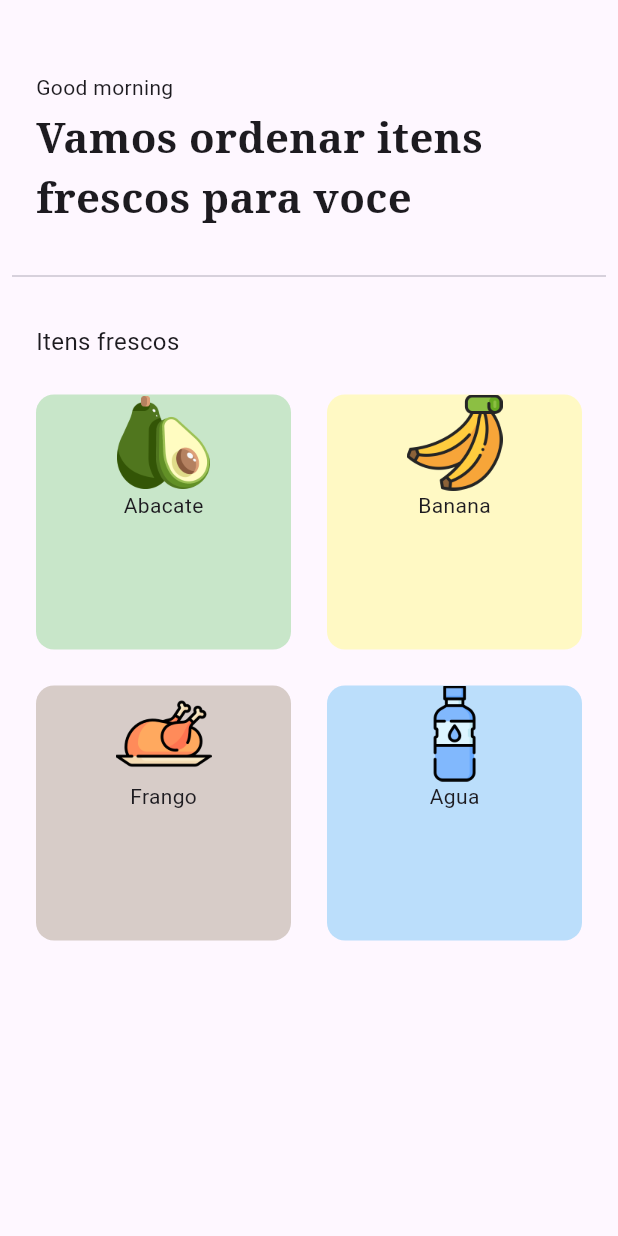
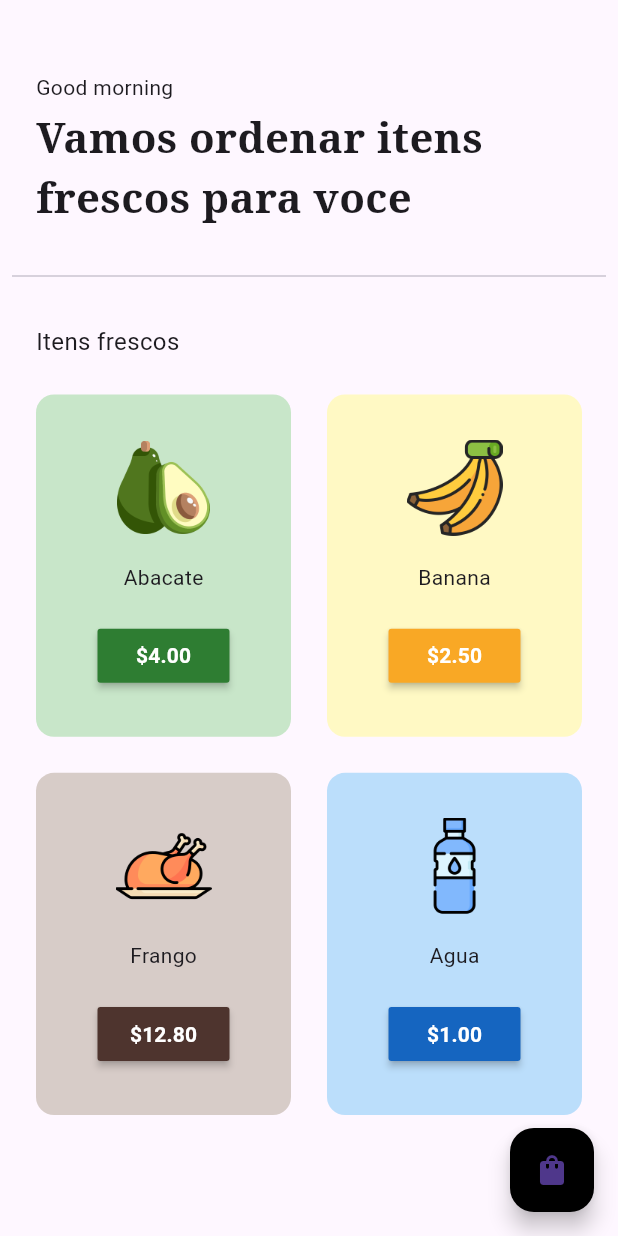
Before and after one commit to leonardoXimenes/flutter_app_mercado, a Flutter app: the screen it shows after launch, after a tap on "Get start", on a phone screen of 412 x 824 dp. Run offline on Flutter 3.47's test engine with Material 3 defaults, Android fonts, the light colour scheme and no system bars; our stand-ins replace google_fonts.

Commit message:
commit 12

```diff
--- a/lib/components/grocery_item_tile.dart
+++ b/lib/components/grocery_item_tile.dart
@@ -5,13 +5,15 @@ class GroceryItemTile extends StatelessWidget {
   final String itemPrice;
   final String imagePath;
   final color;
+  void Function()? onPressed;
 
-  const GroceryItemTile({
+  GroceryItemTile({
     super.key,
     required this.itemName,
     required this.itemPrice,
     required this.imagePath,
     required this.color,
+    required this.onPressed,
     });
 
   @override
@@ -19,11 +21,14 @@ class GroceryItemTile extends StatelessWidget {
     return  Padding(
       padding: const EdgeInsets.all(12.0),
       child: Container(
+        padding: EdgeInsets.all(12),
         decoration: BoxDecoration(
           color:  color[100],
           borderRadius: BorderRadius.circular(12),
           ),
-        child: Column(children: [
+        child: Column(
+          mainAxisAlignment: MainAxisAlignment.spaceEvenly,
+          children: [
           // image
           Image.asset(
             imagePath,
@@ -34,8 +39,19 @@ class GroceryItemTile extends StatelessWidget {
           Text(itemName),
 
           // price + button
-
-        ],),
+          MaterialButton(
+            onPressed: onPressed,
+            color: color[800],
+            child: Text(
+              '\$' + itemPrice,
+              style: const TextStyle(
+                color: Colors.white,
+                fontWeight: FontWeight.bold,
+              ),
+            ),
+            )
+        ],
+        ),
       ),
     );
   }
--- a/lib/model/cart_model.dart
+++ b/lib/model/cart_model.dart
@@ -10,5 +10,17 @@ class CartModel extends ChangeNotifier{
     ["Agua", "1.00", "images/agua.png", Colors.blue],
   ];
 
-  List<dynamic> get shopItems => _shopItems;
+  //list of cart items
+  List _cartItems = [];
+
+   get shopItems => _shopItems;
+
+   get cartItems => _cartItems;
+
+   // add item to cart
+
+   // remove item from cart
+
+   //calculate total price
 }
+// tempo do video 14:48
--- a/lib/pages/home_page.dart
+++ b/lib/pages/home_page.dart
@@ -3,6 +3,8 @@ import 'package:flutter_app_mercado/components/grocery_item_tile.dart';
 import 'package:flutter_app_mercado/model/cart_model.dart';
 import 'package:google_fonts/google_fonts.dart';
 import 'package:provider/provider.dart';
+
+import 'cart_page.dart';
 
 class HomePage extends StatelessWidget {
   const HomePage({super.key});
@@ -10,6 +12,18 @@ class HomePage extends StatelessWidget {
   @override
   Widget build(BuildContext context) {
     return Scaffold(
+      floatingActionButton: FloatingActionButton(
+        onPressed: () => Navigator.push(
+          context,
+          MaterialPageRoute(
+            builder: (context){
+              return CartPage();
+            },
+           ),
+          ),
+        backgroundColor: Colors.black,
+        child: Icon(Icons.shopping_bag),
+        ),
       body: SafeArea(
         child: Column(
           crossAxisAlignment: CrossAxisAlignment.start,
@@ -63,13 +77,16 @@ class HomePage extends StatelessWidget {
                   padding: EdgeInsets.all(12),
                   gridDelegate:
                   const SliverGridDelegateWithFixedCrossAxisCount(
-                    crossAxisCount: 2),
+                    crossAxisCount: 2,
+                    childAspectRatio: 1 / 1.3,
+                    ),
                     itemBuilder: (context, index) {
                       return GroceryItemTile(
                         itemName: value.shopItems[index][0],
                         itemPrice: value.shopItems[index][1],
                         imagePath: value.shopItems[index][2],
                         color: value.shopItems[index][3],
+                        onPressed:() {},
                         );
                     },
                   );
```
Also changed, not shown: lib/pages/cart_page.dart (added, +12 -0 lines).
